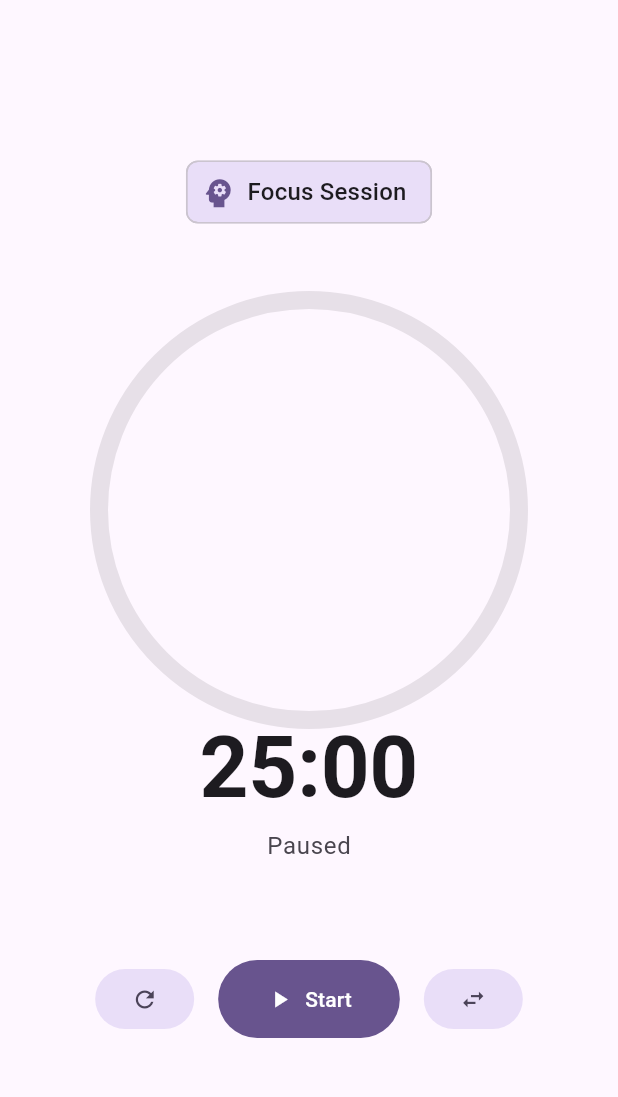
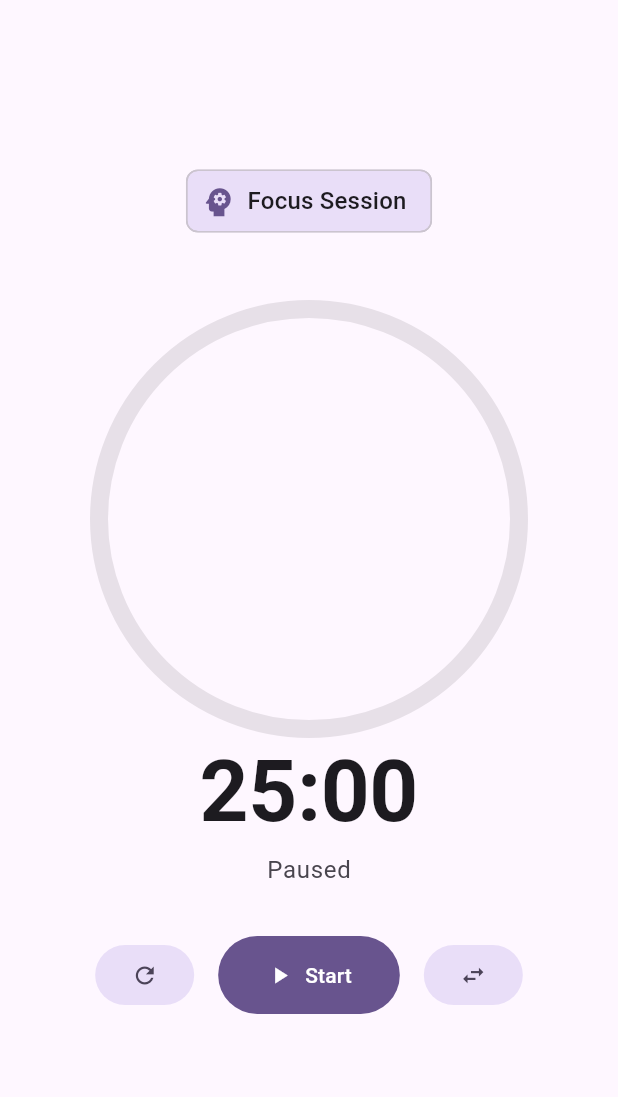
Before and after one commit to asadbytes/Focus-Timer, a Flutter app: the screen it shows after launch, on a phone screen of 412 x 824 dp, the part 63-1160 px from its top. Run offline on Flutter 3.47's test engine with Material 3 defaults, Android fonts, the phone set to English and light mode, and no system bars; our stand-ins replace audioplayers, fl_chart, go_router, hive, hive_flutter; accounts and stored records are empty.

Commit message:
fix: improved timer screen

```diff
--- a/lib/screens/timer_screen.dart
+++ b/lib/screens/timer_screen.dart
@@ -55,20 +55,33 @@ class _TimerScreenState extends State<TimerScreen> {
           ),
         ],
       ),
-      body: Center(
+      body: LayoutBuilder(
+        builder: (context, constraints) {
+          return SingleChildScrollView(
+            child: ConstrainedBox(
+              constraints: BoxConstraints(minHeight: constraints.maxHeight),
+              child: IntrinsicHeight(
                 child: Column(
+                  crossAxisAlignment: CrossAxisAlignment.center,
                   mainAxisAlignment: MainAxisAlignment.center,
                   children: [
-            Chip(
+                    InkWell(
+                      onTap: () => _toggleSessionType(),
+                      child: Chip(
                         avatar: Icon(
                           size: 25,
-                timerProvider.isFocusSession ? Icons.psychology : Icons.coffee,
+                          timerProvider.isFocusSession
+                              ? Icons.psychology
+                              : Icons.coffee,
                         ),
                         label: Text(
-                timerProvider.isFocusSession ? "Focus Session" : "Break Time",
+                          timerProvider.isFocusSession
+                              ? "Focus Session"
+                              : "Break Time",
                           style: theme.textTheme.titleMedium,
                         ),
                         backgroundColor: colorScheme.secondaryContainer,
+                      ),
                     ),
 
                     const SizedBox(height: 48),
@@ -85,7 +98,8 @@ class _TimerScreenState extends State<TimerScreen> {
                             child: CircularProgressIndicator(
                               value: timerProvider.progress,
                               strokeWidth: 12,
-                      backgroundColor: colorScheme.surfaceContainerHighest,
+                              backgroundColor:
+                                  colorScheme.surfaceContainerHighest,
                               color: timerProvider.isFocusSession
                                   ? colorScheme.primary
                                   : colorScheme.tertiary,
@@ -95,11 +109,14 @@ class _TimerScreenState extends State<TimerScreen> {
                       ),
                     ),
 
+                    const SizedBox(height: 10),
                     Column(
                       mainAxisSize: MainAxisSize.min,
                       children: [
                         Text(
-                  timerProvider.formatTime(timerProvider.remainingSeconds),
+                          timerProvider.formatTime(
+                            timerProvider.remainingSeconds,
+                          ),
                           style: theme.textTheme.displayLarge?.copyWith(
                             fontWeight: FontWeight.bold,
                             color: colorScheme.onSurface,
@@ -115,7 +132,8 @@ class _TimerScreenState extends State<TimerScreen> {
                       ],
                     ),
 
-            const SizedBox(height: 64),
+                    //const Spacer(),
+                    const SizedBox(height: 32),
 
                     Row(
                       mainAxisAlignment: MainAxisAlignment.center,
@@ -132,9 +150,13 @@ class _TimerScreenState extends State<TimerScreen> {
                               ? timerProvider.pauseTimer
                               : timerProvider.startTimer,
                           icon: Icon(
-                    timerProvider.isRunning ? Icons.pause : Icons.play_arrow,
+                            timerProvider.isRunning
+                                ? Icons.pause
+                                : Icons.play_arrow,
                           ),
-                  label: Text(timerProvider.isRunning ? "Pause" : "Start"),
+                          label: Text(
+                            timerProvider.isRunning ? "Pause" : "Start",
+                          ),
                           style: FilledButton.styleFrom(
                             padding: const EdgeInsets.symmetric(
                               horizontal: 32,
@@ -151,8 +173,13 @@ class _TimerScreenState extends State<TimerScreen> {
                         ),
                       ],
                     ),
+                    const SizedBox(height: 10),
                   ],
                 ),
+              ),
+            ),
+          );
+        },
       ),
     );
   }
```
Lines whose indentation alone changed are shown as unchanged.
